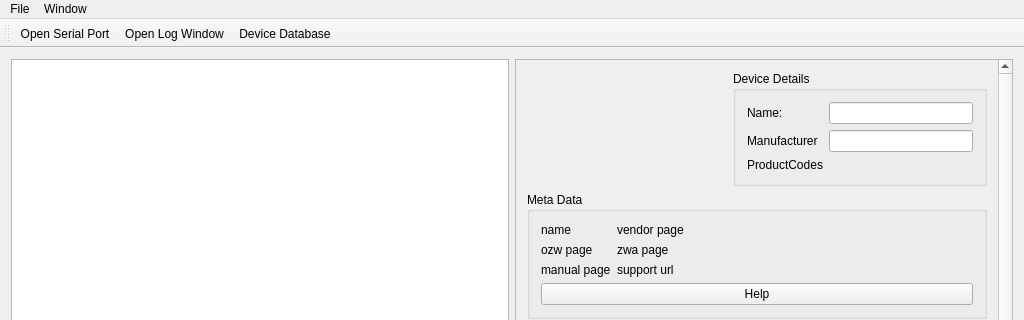
Qt form ozwadmin-main/mainwindow.ui (OpenZWave/ozw-admin) before a commit; both pictures show x 0 to 1024 and y 0 to 320 of the 1024 by 800 pixel window.
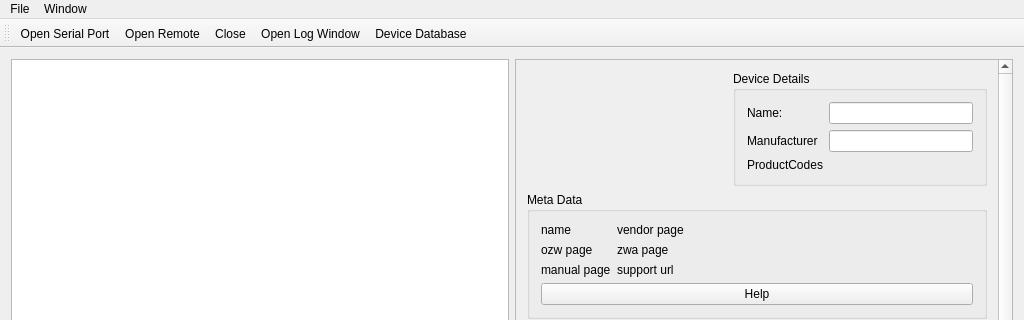
The same form after that commit. The open tabs and pages were chosen to show the change. Icons and pictures are not drawn.

Commit message: Enable Remote Connection

Diff of the .ui file:
```diff
--- a/ozwadmin-main/mainwindow.ui
+++ b/ozwadmin-main/mainwindow.ui
@@ -1086,6 +1086,8 @@
     <bool>false</bool>
    </attribute>
    <addaction name="actionOpen_Serial_Port"/>
+   <addaction name="actionOpen_Remote"/>
+   <addaction name="action_Close"/>
    <addaction name="actionOpen_Log_Window"/>
    <addaction name="actionDevice_Database"/>
   </widget>
@@ -1120,6 +1122,22 @@
     <string>&amp;Device Database</string>
    </property>
   </action>
+  <action name="actionOpen_Remote">
+   <property name="text">
+    <string>Open &amp;Remote</string>
+   </property>
+   <property name="toolTip">
+    <string>Open Remote</string>
+   </property>
+  </action>
+  <action name="action_Close">
+   <property name="text">
+    <string>&amp;Close</string>
+   </property>
+   <property name="toolTip">
+    <string>Close Local or Remote Connection</string>
+   </property>
+  </action>
  </widget>
  <layoutdefault spacing="6" margin="11"/>
  <resources/>
```
Left out of the diff: 2 changed lines with no effect on the pictures. The commit also changes 2 other files.
